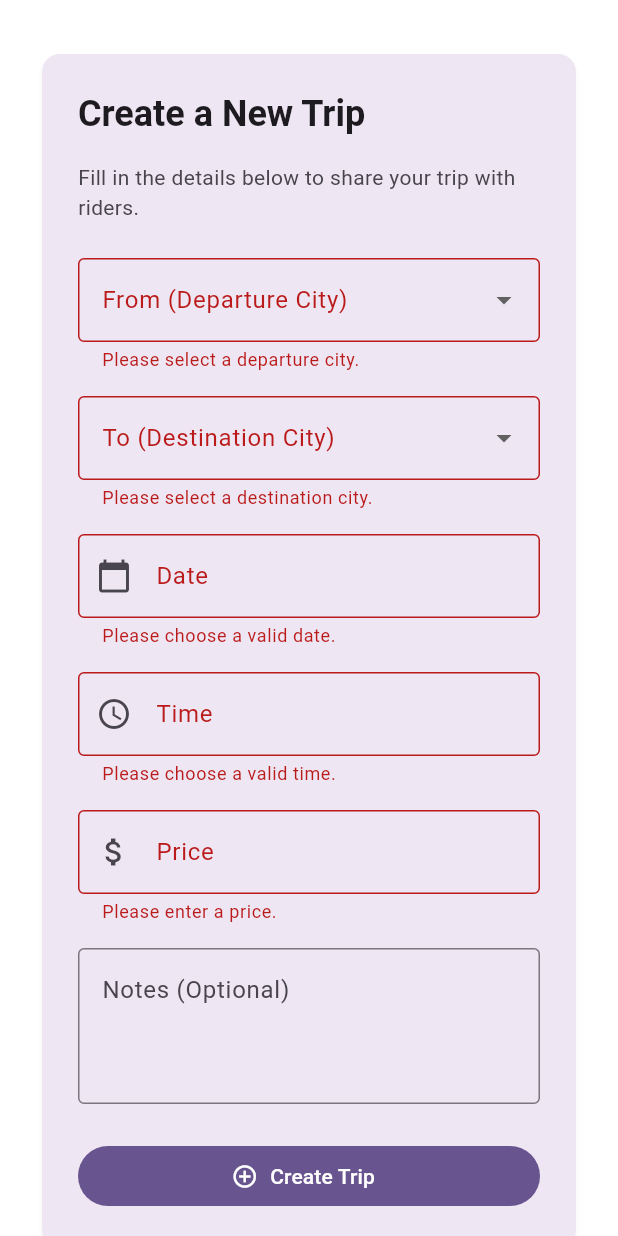
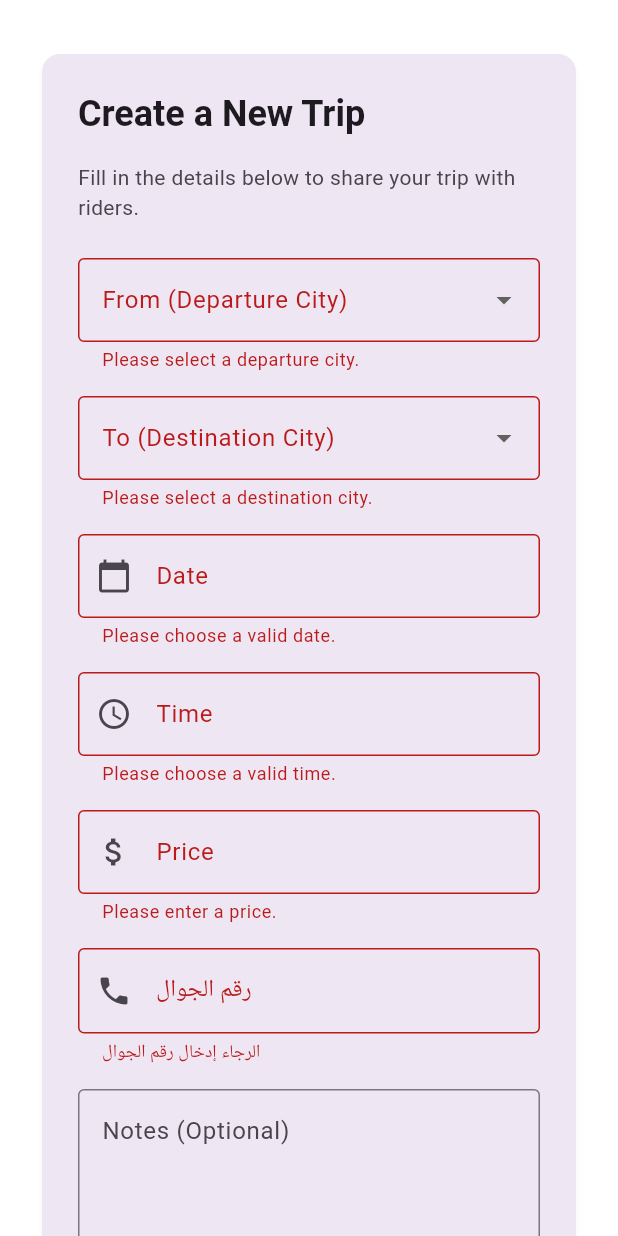
Before and after one commit to MohammadAQ/Ride, a Flutter app: the CreateTripScreen screen opened directly, after a tap on "Create Trip", on a phone screen of 412 x 824 dp. Run offline on Flutter 3.47's test engine with Material 3 defaults, Android fonts, the phone set to English and light mode, and no system bars; our stand-ins replace cloud_firestore, firebase_auth, firebase_core; missing offline and left inert: dart:html; accounts and stored records are empty.

Commit message:
Add phone number support to trip creation and search

```diff
--- a/lib/screens/create_trip_screen.dart
+++ b/lib/screens/create_trip_screen.dart
@@ -30,6 +30,7 @@ class _CreateTripScreenState extends State<CreateTripScreen> {
   final TextEditingController _dateController = TextEditingController();
   final TextEditingController _timeController = TextEditingController();
   final TextEditingController _priceController = TextEditingController();
+  final TextEditingController _phoneController = TextEditingController();
   final TextEditingController _notesController = TextEditingController();
 
   String? _fromCity;
@@ -43,6 +44,7 @@ class _CreateTripScreenState extends State<CreateTripScreen> {
     _dateController.dispose();
     _timeController.dispose();
     _priceController.dispose();
+    _phoneController.dispose();
     _notesController.dispose();
     super.dispose();
   }
@@ -153,12 +155,24 @@ class _CreateTripScreenState extends State<CreateTripScreen> {
     final String? fromCity = _fromCity;
     final String? toCity = _toCity;
     final double? price = double.tryParse(_priceController.text.trim());
+    final String phoneNumber = _phoneController.text.trim();
     if (price == null) {
       // Should not happen because validator already checks this, but guard anyway.
       if (!context.mounted) return;
       ScaffoldMessenger.of(context).showSnackBar(
         const SnackBar(
           content: Text('Please enter a valid numeric price.'),
+          backgroundColor: Colors.redAccent,
+        ),
+      );
+      return;
+    }
+
+    if (phoneNumber.isEmpty) {
+      if (!context.mounted) return;
+      ScaffoldMessenger.of(context).showSnackBar(
+        const SnackBar(
+          content: Text('Please provide a valid phone number.'),
           backgroundColor: Colors.redAccent,
         ),
       );
@@ -207,6 +221,7 @@ class _CreateTripScreenState extends State<CreateTripScreen> {
         'date': Timestamp.fromDate(departureDateTime),
         'price': price,
         'time': _formatTime(time),
+        'phoneNumber': phoneNumber,
         if (notes.isNotEmpty) 'notes': notes,
         'driverId': user.uid,
         'createdAt': FieldValue.serverTimestamp(),
@@ -230,6 +245,7 @@ class _CreateTripScreenState extends State<CreateTripScreen> {
       _dateController.clear();
       _timeController.clear();
       _priceController.clear();
+      _phoneController.clear();
       _notesController.clear();
 
       await Future<void>.delayed(const Duration(milliseconds: 300));
@@ -408,6 +424,24 @@ class _CreateTripScreenState extends State<CreateTripScreen> {
                       ),
                       const SizedBox(height: 16),
                       TextFormField(
+                        controller: _phoneController,
+                        keyboardType: TextInputType.phone,
+                        textDirection: TextDirection.rtl,
+                        decoration: const InputDecoration(
+                          labelText: 'رقم الجوال',
+                          hintText: 'أدخل رقم التواصل مع السائق',
+                          prefixIcon: Icon(Icons.phone),
+                          border: OutlineInputBorder(),
+                        ),
+                        validator: (value) {
+                          if (value == null || value.trim().isEmpty) {
+                            return 'الرجاء إدخال رقم الجوال';
+                          }
+                          return null;
+                        },
+                      ),
+                      const SizedBox(height: 16),
+                      TextFormField(
                         controller: _notesController,
                         maxLines: 3,
                         decoration: const InputDecoration(
--- a/pubspec.yaml
+++ b/pubspec.yaml
@@ -38,6 +38,7 @@ dependencies:
   firebase_core: ^2.27.0
   firebase_auth: ^4.17.8
   cloud_firestore: ^4.15.8
+  url_launcher: ^6.3.0
 
 dev_dependencies:
   flutter_test:
```
Also changed, not shown: lib/screens/search_trips_screen.dart (+51 -16 lines).
